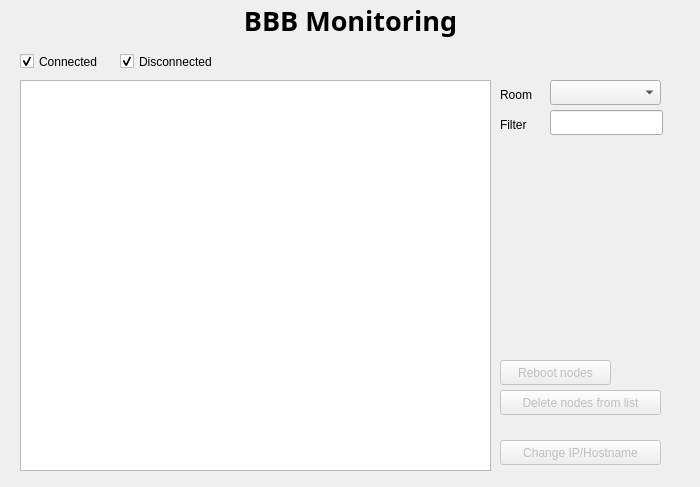
Above: scripts/MonitorBBB-Screen/redis.ui from lnls-sirius/bbb-daemon before the change. Below: the same form after it.
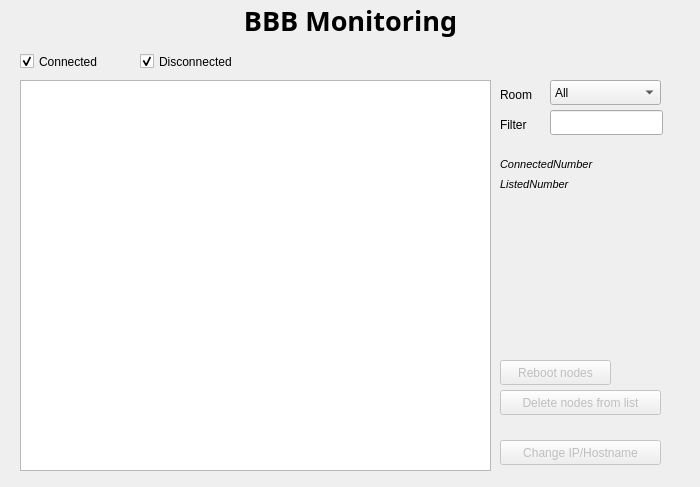
That is the form after the change.

Commit message: node number and room names

Patch:
```diff
--- a/scripts/MonitorBBB-Screen/redis.ui
+++ b/scripts/MonitorBBB-Screen/redis.ui
@@ -62,7 +62,7 @@
    </property>
    <item>
     <property name="text">
-     <string/>
+     <string>All</string>
     </property>
    </item>
    <item>
@@ -255,7 +255,7 @@
     <rect>
      <x>20</x>
      <y>50</y>
-     <width>92</width>
+     <width>111</width>
      <height>23</height>
     </rect>
    </property>
@@ -269,7 +269,7 @@
   <widget class="QCheckBox" name="disconnected_checkBox">
    <property name="geometry">
     <rect>
-     <x>120</x>
+     <x>140</x>
      <y>50</y>
      <width>121</width>
      <height>23</height>
@@ -337,6 +337,44 @@
     <set>Qt::AlignCenter</set>
    </property>
   </widget>
+  <widget class="QLabel" name="ListedNumberLabel">
+   <property name="geometry">
+    <rect>
+     <x>500</x>
+     <y>170</y>
+     <width>161</width>
+     <height>29</height>
+    </rect>
+   </property>
+   <property name="font">
+    <font>
+     <pointsize>8</pointsize>
+     <italic>true</italic>
+    </font>
+   </property>
+   <property name="text">
+    <string>ListedNumber</string>
+   </property>
+  </widget>
+  <widget class="QLabel" name="ConnectedNumberLabel">
+   <property name="geometry">
+    <rect>
+     <x>500</x>
+     <y>150</y>
+     <width>161</width>
+     <height>29</height>
+    </rect>
+   </property>
+   <property name="font">
+    <font>
+     <pointsize>8</pointsize>
+     <italic>true</italic>
+    </font>
+   </property>
+   <property name="text">
+    <string>ConnectedNumber</string>
+   </property>
+  </widget>
  </widget>
  <resources/>
  <connections/>
```
Left out of the diff: 57 changed lines with no effect on the pictures. The commit also changes 1 other file.
